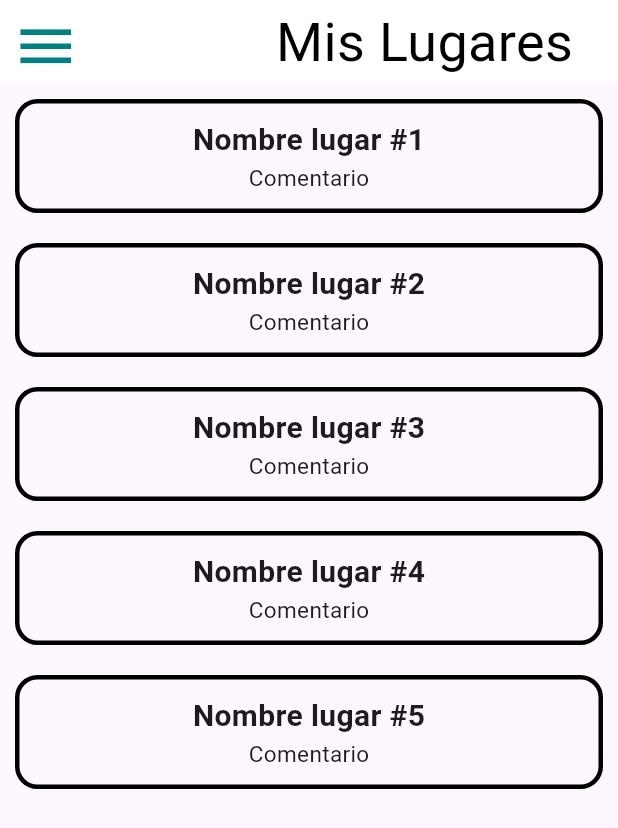
After one commit to IvanRT18/SpotLy, a Flutter app: the Bookmark screen opened directly, after a tap on the "menu" icon, after a tap on the "close" icon, on a phone screen of 412 x 824 dp. The commit adds this screen. Shown: the top 828 px of the screen. Run offline on Flutter 3.47's test engine with Material 2 defaults, Android fonts, the phone set to English and light mode, and no system bars; our stand-ins replace firebase_core, google_maps_flutter; accounts and stored records are empty; Roboto replaces fonts that are missing (Questrial).

Commit message:
bookmarks fijos agregados

```diff
--- /dev/null
+++ b/lib/bookmarks.dart
@@ -0,0 +1,79 @@
+import 'package:flutter/material.dart';
+import 'package:proyecto_movil/drawer.dart';
+import 'package:proyecto_movil/utils/constantes.dart';
+
+class Bookmark extends StatefulWidget {
+  const Bookmark({super.key});
+
+  @override
+  State<Bookmark> createState() => _BookmarkState();
+}
+
+class _BookmarkState extends State<Bookmark> {
+  @override
+  Widget build(BuildContext context) {
+    return Scaffold(
+      appBar: AppBar(
+        backgroundColor: Colors.white,
+        leading: Builder(
+          builder: (BuildContext context) {
+            return IconButton(
+              onPressed: () => Scaffold.of(context).openDrawer(),
+              icon: Icon(
+                Icons.menu,
+                color: verdeApp,
+                size: 45,
+              ),
+              tooltip: MaterialLocalizations.of(context).openAppDrawerTooltip,
+            );
+          },
+        ),
+        actions: const [
+          Padding(
+            padding: EdgeInsets.only(right: 30),
+            child: Text(
+              "Mis Lugares",
+              style: TextStyle(
+                  color: Colors.black,
+                  fontSize: 36,
+                  fontWeight: FontWeight.w400),
+            ),
+          ),
+        ],
+      ),
+      drawer: DrawerApp(),
+      body: Stack(
+        children: [
+          ListView.builder(
+            itemCount: 5,
+            itemBuilder: (BuildContext context, int index) {
+              return Container(
+                margin: EdgeInsets.all(10),
+                padding: EdgeInsets.all(10),
+                decoration: BoxDecoration(
+                  border: Border.all(color: Colors.black, width: 3),
+                  borderRadius: BorderRadius.all(
+                    Radius.circular(15),
+                  ),
+                ),
+                child: Column(
+                  children: [
+                    Text(
+                      "Nombre lugar #${index + 1}",
+                      style:
+                          TextStyle(fontSize: 20, fontWeight: FontWeight.w600),
+                    ),
+                    Text(
+                      "Comentario",
+                      style: TextStyle(fontSize: 15),
+                    ),
+                  ],
+                ),
+              );
+            },
+          ),
+        ],
+      ),
+    );
+  }
+}
--- a/lib/drawer.dart
+++ b/lib/drawer.dart
@@ -1,5 +1,6 @@
 import 'package:flutter/material.dart';
 import 'package:proyecto_movil/ajustes.dart';
+import 'package:proyecto_movil/bookmarks.dart';
 import 'package:proyecto_movil/home.dart';
 import 'package:proyecto_movil/login.dart';
 import 'package:proyecto_movil/mapa.dart';
@@ -87,6 +88,19 @@ class _DrawerAppState extends State<DrawerApp> {
                   height: 30,
                 ),
                 ListTile(
+                  leading: Icon(Icons.bookmark, size: listIconSize),
+                  iconColor: Colors.white,
+                  title: Text('Mis Lugares', style: listItemStyle),
+                  onTap: () {
+                    Navigator.of(context).push(MaterialPageRoute(
+                      builder: (context) => const Bookmark(),
+                    ));
+                  },
+                ),
+                const SizedBox(
+                  height: 30,
+                ),
+                ListTile(
                   leading: Icon(Icons.settings, size: listIconSize),
                   iconColor: Colors.white,
                   title: Text('Ajustes', style: listItemStyle),
```
Also changed, not shown: 1 other file.
